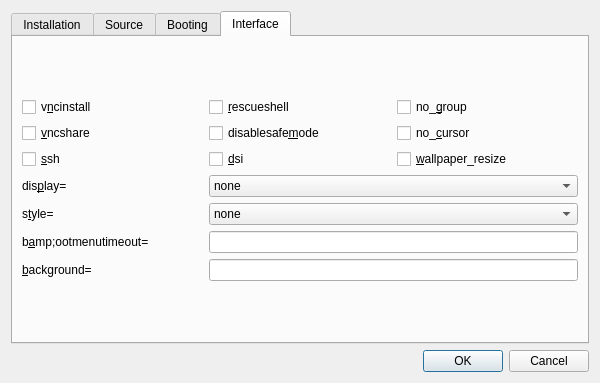
First picture: the form in recovery/optionsdialog.ui, repository procount/pinn, before the edit.
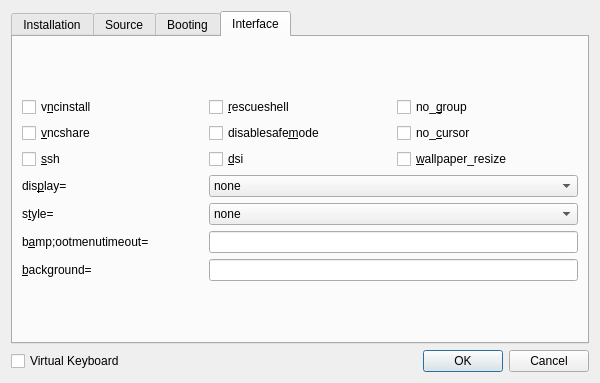
Second picture: the form after the edit.

Commit message:
p3.3.2 Working virtual keyboard for options dialog
Ported new cec & joy structure from mcn
Add VirtualKeyboard (check Joystick window/menu)
Add Joystick to kernel & buildroot. Add Ccache
fixed joystick. Fixed silent network install
Update docs & TS

Diff of the .ui file:
```diff
--- a/recovery/optionsdialog.ui
+++ b/recovery/optionsdialog.ui
@@ -684,11 +684,22 @@
     </layout>
    </item>
    <item row="1" column="0">
+    <layout class="QHBoxLayout" name="horizontalLayout">
+     <item>
+      <widget class="QCheckBox" name="cbvk">
+       <property name="text">
+        <string>Virtual Keyboard</string>
+       </property>
+      </widget>
+     </item>
+     <item>
     <widget class="QDialogButtonBox" name="buttonBox">
      <property name="standardButtons">
       <set>QDialogButtonBox::Cancel|QDialogButtonBox::Ok</set>
      </property>
     </widget>
+     </item>
+    </layout>
    </item>
   </layout>
  </widget>
```
Lines whose indentation alone changed are shown as unchanged. The commit also changes 64 other files.
